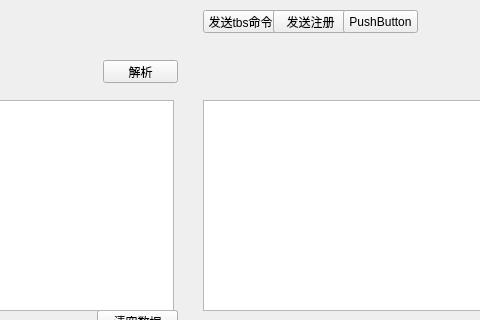
Above: qtproj/widget.ui from Fboxtt/qt_proj before the change; both pictures show x 527 to 1007 and y 0 to 320 of the 1182 by 506 pixel window. Below: the same form after it.
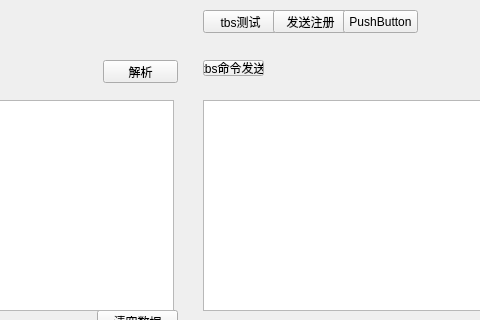
That is the form after the change.

Commit message: 增加tbs测试功能

Patch:
```diff
--- a/qtproj/widget.ui
+++ b/qtproj/widget.ui
@@ -400,7 +400,7 @@
     </rect>
    </property>
    <property name="text">
-    <string>发送tbs命令</string>
+    <string>tbs测试</string>
    </property>
   </widget>
   <widget class="QPushButton" name="sendRegisterBox">
@@ -429,6 +429,19 @@
     <string>PushButton</string>
    </property>
   </widget>
+  <widget class="QPushButton" name="pushButton_3">
+   <property name="geometry">
+    <rect>
+     <x>730</x>
+     <y>60</y>
+     <width>61</width>
+     <height>16</height>
+    </rect>
+   </property>
+   <property name="text">
+    <string>tbs命令发送</string>
+   </property>
+  </widget>
  </widget>
  <resources/>
  <connections/>
```
The commit also changes 4 other files.
